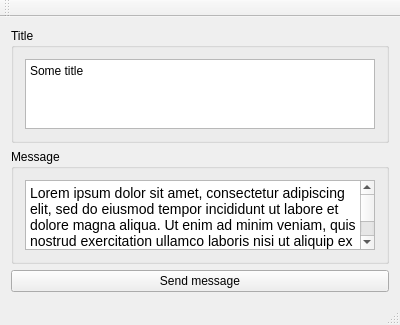
Before: the Qt Designer form MainWindow.ui in aint-no-programmer/PopupMessageBox, drawn with Qt 5.
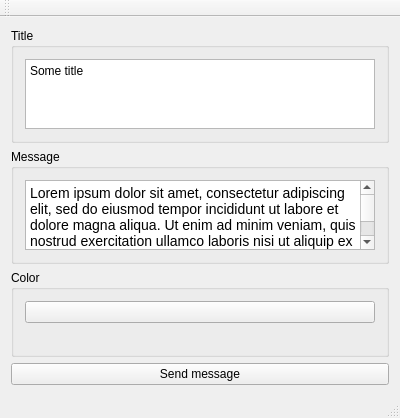
After: the same form once the commit is applied.

Commit message: feat: add color

Patch:
```diff
--- a/MainWindow.ui
+++ b/MainWindow.ui
@@ -7,7 +7,7 @@
     <x>0</x>
     <y>0</y>
     <width>400</width>
-    <height>300</height>
+    <height>344</height>
    </rect>
   </property>
   <property name="windowTitle">
@@ -55,6 +55,29 @@
       </layout>
      </widget>
     </item>
+    <item>
+     <widget class="QGroupBox" name="groupBox_3">
+      <property name="title">
+       <string>Color</string>
+      </property>
+      <layout class="QVBoxLayout" name="verticalLayout_4">
+       <item>
+        <widget class="QPushButton" name="pushButton_2">
+         <property name="text">
+          <string/>
+         </property>
+        </widget>
+       </item>
+       <item>
+        <widget class="QLabel" name="label">
+         <property name="text">
+          <string/>
+         </property>
+        </widget>
+       </item>
+      </layout>
+     </widget>
+    </item>
     <item>
      <widget class="QPushButton" name="pushButton">
       <property name="text">
```
The commit also changes 4 other files.
